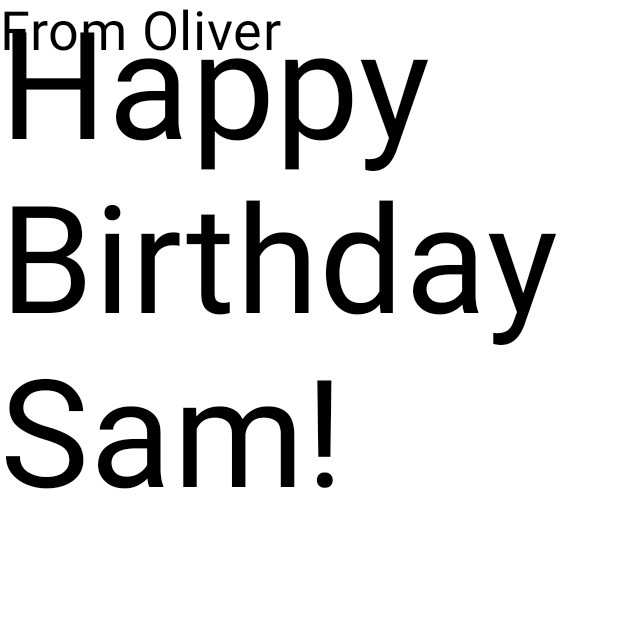
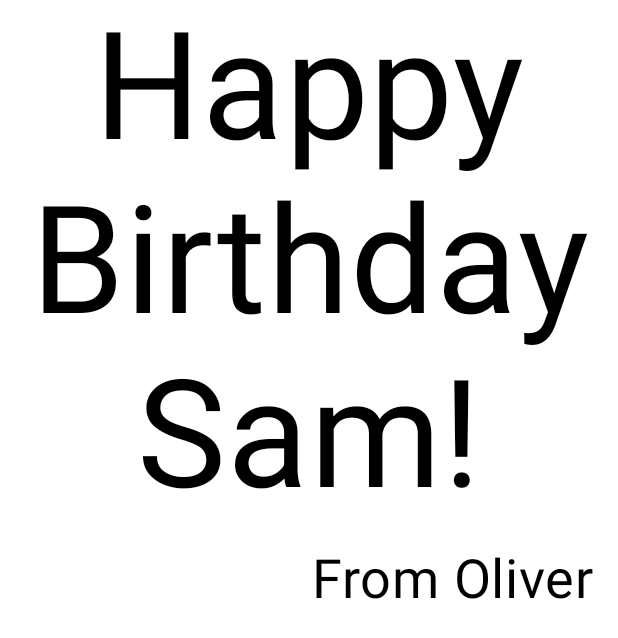
Before and after one commit to olvallej/HappyBirthday, an Android app built with Jetpack Compose: the @Preview function BirthdayCardPreview, on a phone screen of 412 x 824 dp. Shown: the top 638 px of the screen. Run offline under Robolectric (Android 15) with nearby library versions, the phone set to English and light mode, and no system bars.

Commit message:
cuarta tarjeta creada

```diff
--- a/app/src/main/java/com/example/happybirthday/MainActivity.kt
+++ b/app/src/main/java/com/example/happybirthday/MainActivity.kt
@@ -4,13 +4,20 @@ import android.os.Bundle
 import android.os.Message
 import androidx.activity.ComponentActivity
 import androidx.activity.compose.setContent
+import androidx.compose.foundation.layout.Arrangement
+import androidx.compose.foundation.layout.Column
+import androidx.compose.foundation.layout.Row
 import androidx.compose.foundation.layout.fillMaxSize
+import androidx.compose.foundation.layout.padding
 import androidx.compose.material3.MaterialTheme
 import androidx.compose.material3.Surface
 import androidx.compose.material3.Text
 import androidx.compose.runtime.Composable
+import androidx.compose.ui.Alignment
 import androidx.compose.ui.Modifier
+import androidx.compose.ui.text.style.TextAlign
 import androidx.compose.ui.tooling.preview.Preview
+import androidx.compose.ui.unit.dp
 import androidx.compose.ui.unit.sp
 import com.example.happybirthday.ui.theme.HappyBirthdayTheme
 
@@ -24,6 +31,7 @@ class MainActivity : ComponentActivity() {
                     modifier = Modifier.fillMaxSize(),
                     color = MaterialTheme.colorScheme.background
                 ) {
+                    GreetingText(message = "Happy Birthday Sam!", from = "From Oliver",Modifier.padding(8.dp))
                 }
             }
         }
@@ -31,8 +39,15 @@ class MainActivity : ComponentActivity() {
 }
 @Composable
 fun GreetingText(message: String, from:String ,modifier: Modifier = Modifier) {
-    Text(text = message, fontSize = 100.sp, lineHeight = 116.sp)
-    Text(text = from, fontSize = 36.sp)
+    Column (verticalArrangement = Arrangement.Center ,modifier=modifier){
+        Text(
+            text = message, fontSize = 100.sp, lineHeight = 116.sp, textAlign = TextAlign.Center
+        )
+        Text(
+            text = from, fontSize = 36.sp,modifier = Modifier.padding(16.dp).align(alignment = Alignment.End)
+        )
+    }
+
 }
 @Preview(showBackground = true)
 @Composable
```
